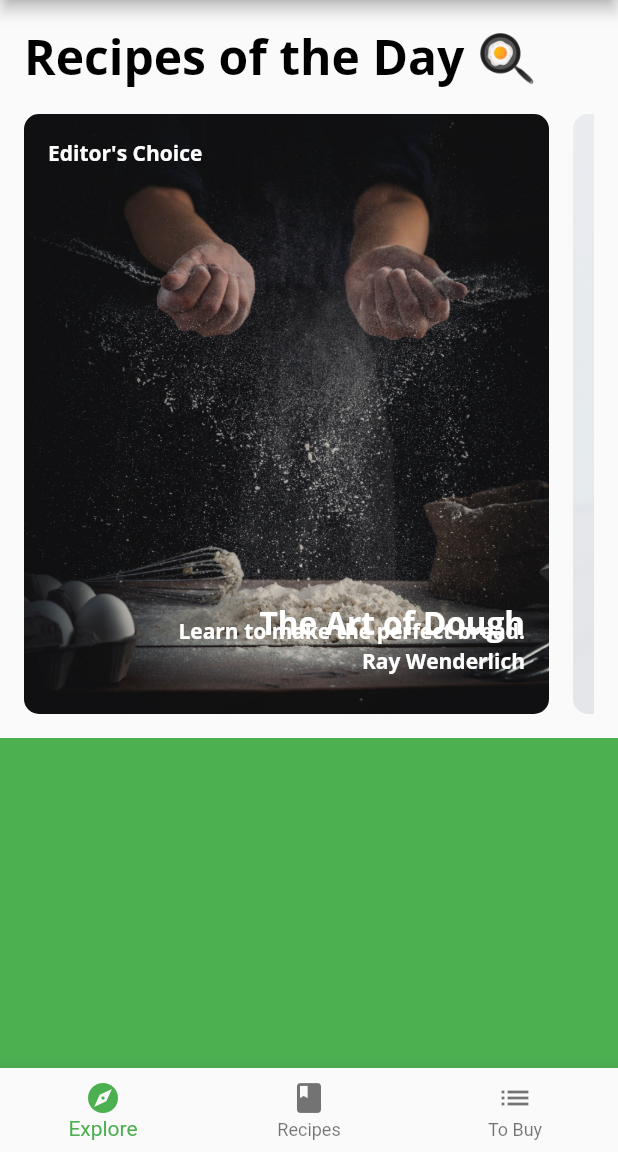
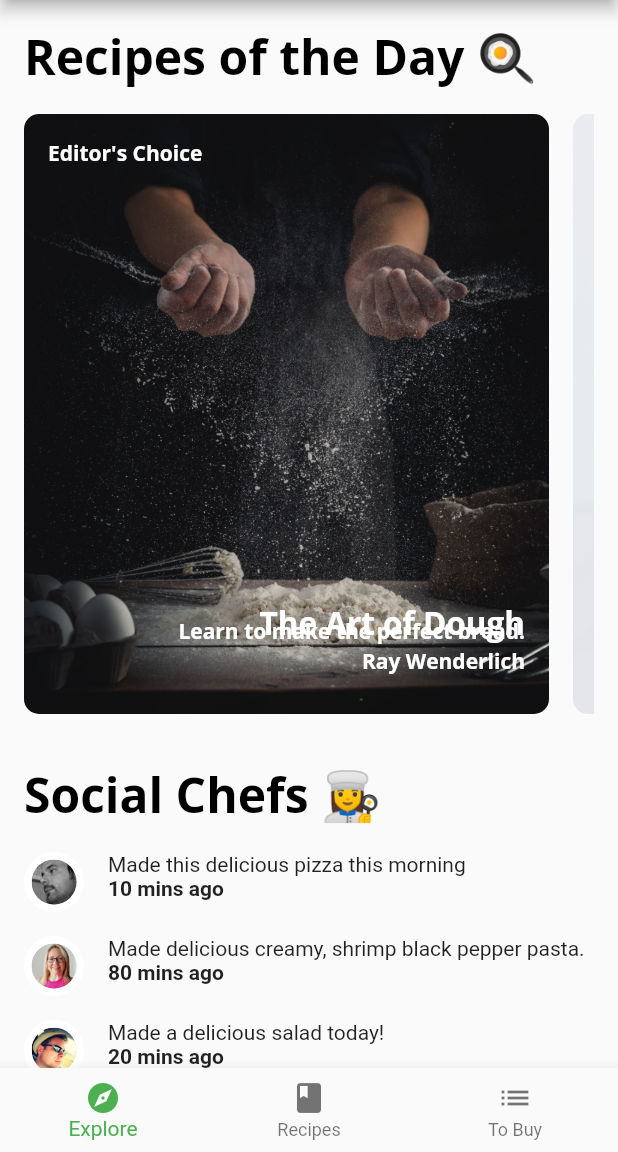
Before and after one commit to ijann/scrollable_recipes, a Flutter app: the screen it shows after launch, on a phone screen of 412 x 824 dp, the part 84-1236 px from its top. Run offline on Flutter 3.47's test engine with Material 2 defaults, Android fonts, the phone set to English and light mode, and no system bars; our stand-ins replace google_fonts.

Commit message:
ending the chapter 5

```diff
--- a/lib/components/components.dart
+++ b/lib/components/components.dart
@@ -4,3 +4,7 @@ export 'card2.dart';
 export 'card3.dart';
 export 'circle_image.dart';
 export 'today_recipe_list_view.dart';
+export 'friend_post_tile.dart';
+export 'friend_post_list_view.dart';
+export 'recipe_thumbnail.dart';
+export 'recipes_grip_view.dart';
--- /dev/null
+++ b/lib/components/friend_post_list_view.dart
@@ -0,0 +1,44 @@
+import 'package:flutter/material.dart';
+import '../models/models.dart';
+import 'components.dart';
+
+class FriendPostListView extends StatelessWidget {
+  final List<Post> friendPosts;
+
+  const FriendPostListView({Key key, this.friendPosts}) : super(key: key);
+
+  @override
+  Widget build(BuildContext context) {
+    return Padding(
+      padding: const EdgeInsets.only(left: 16, right: 16, top: 16,),
+      child: Column(
+        crossAxisAlignment: CrossAxisAlignment.start,
+        children: [
+          Text(
+            'Social Chefs 👩‍🍳',
+            style: Theme.of(context).textTheme.headline1,
+          ),
+          const SizedBox(height: 16),
+          ListView.separated(
+            primary: false,
+            physics: const NeverScrollableScrollPhysics(),
+            shrinkWrap: true,
+            scrollDirection: Axis.vertical,
+            itemCount: friendPosts.length,
+            itemBuilder: (context, index) {
+              final post = friendPosts[index];
+              return FriendPostTile(post: post);
+            },
+            separatorBuilder: (context, index) {
+              return const SizedBox(height: 16);
+            },
+          ),
+          const SizedBox(height: 16),
+        ],
+      ),
+    );
+  }
+
+
+
+}
--- /dev/null
+++ b/lib/components/friend_post_tile.dart
@@ -0,0 +1,37 @@
+import 'package:flutter/material.dart';
+import 'package:flutter/widgets.dart';
+import '../models/models.dart';
+import '../components/components.dart';
+
+class FriendPostTile extends StatelessWidget {
+  final Post post;
+
+  const FriendPostTile({Key key, this.post}) : super(key: key);
+
+  @override
+  Widget build(BuildContext context) {
+    return Row(
+      crossAxisAlignment: CrossAxisAlignment.start,
+      mainAxisAlignment: MainAxisAlignment.start,
+      children: [
+        CircleImage(
+          imageProvider: AssetImage(post.profileImageUrl),
+          imageRadius: 20,
+        ),
+        const SizedBox(width: 16),
+        Expanded(
+          child: Column(
+            crossAxisAlignment: CrossAxisAlignment.start,
+            children: [
+              Text(post.comment),
+              Text(
+                '${post.timestamp} mins ago',
+                style: const TextStyle(fontWeight: FontWeight.w700),
+              ),
+            ],
+          ),
+        ),
+      ],
+    );
+  }
+}
--- a/lib/home.dart
+++ b/lib/home.dart
@@ -1,4 +1,5 @@
 import 'package:flutter/material.dart';
+import '../screens/recipes_screen.dart';
 import '../screens/explore_screen.dart';
 
 class Home extends StatefulWidget {
@@ -13,8 +14,7 @@ class _HomeState extends State<Home> {
 
   static List<Widget> pages = <Widget>[
     ExploreScreen(),
-    // TODO: Replace with RecipesScreen
-    Container(color: Colors.green,),
+    RecipesScreen(),
     Container(color: Colors.blue,),
   ];
 
--- a/lib/screens/explore_screen.dart
+++ b/lib/screens/explore_screen.dart
@@ -2,10 +2,40 @@ import 'package:flutter/material.dart';
 import '../api/mock_fooderlich_service.dart';
 import '../components/components.dart';
 
-class ExploreScreen extends StatelessWidget {
+class ExploreScreen extends StatefulWidget {
+  const ExploreScreen({Key key}) : super(key: key);
+
+  @override
+  _ExploreScreenState createState() => _ExploreScreenState();
+}
+
+class _ExploreScreenState extends State<ExploreScreen> {
   final mockService = MockFooderlichService();
+  ScrollController _controller;
 
-  ExploreScreen({Key key}) : super(key: key);
+  @override
+  void initState() {
+    _controller = ScrollController();
+    _controller.addListener(_scrollListener);
+    super.initState();
+  }
+
+  void _scrollListener() {
+    if (_controller.offset >= _controller.position.maxScrollExtent &&
+        !_controller.position.outOfRange) {
+      print('reached the bottom');
+    }
+    if (_controller.offset <= _controller.position.minScrollExtent &&
+        !_controller.position.outOfRange) {
+      print('reached the top!');
+    }
+  }
+
+  @override
+  void dispose() {
+    _controller.removeListener(_scrollListener);
+    super.dispose();
+  }
 
   @override
   Widget build(BuildContext context) {
@@ -14,11 +44,14 @@ class ExploreScreen extends StatelessWidget {
       builder: (context, snapshot) {
         if (snapshot.connectionState == ConnectionState.done) {
           return ListView(
+            controller: _controller,
             scrollDirection: Axis.vertical,
             children: [
               TodayRecipeListView(recipes: snapshot.data.todayRecipes),
               const SizedBox(height: 16),
-              Container(height: 400, color: Colors.green),
+              FriendPostListView(
+                friendPosts: snapshot.data.friendPosts,
+              ),
             ],
           );
         } else {
```
Also changed, not shown: lib/components/recipe_thumbnail.dart (added, +37 -0 lines), lib/components/recipes_grip_view.dart (added, +30 -0 lines), lib/screens/recipes_screen.dart (added, +25 -0 lines).
